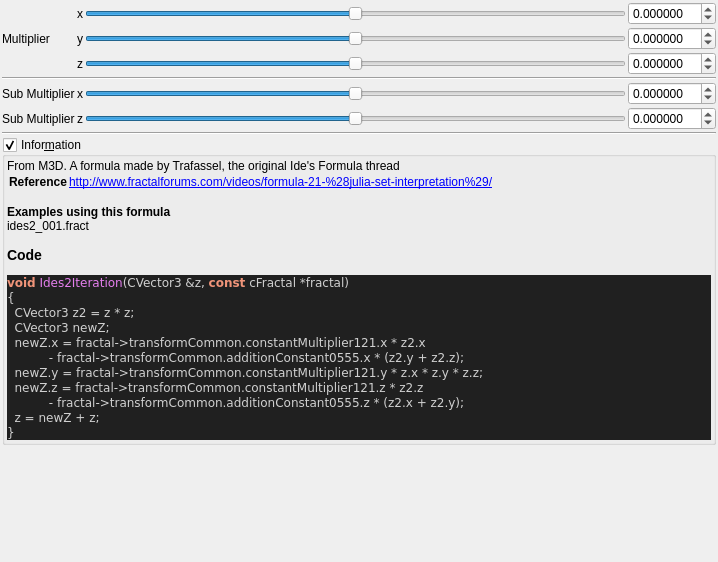
Before: the Qt Designer form mandelbulber2/qt_data/fractal_ides2.ui in buddhi1980/mandelbulber2, drawn with Qt 5.
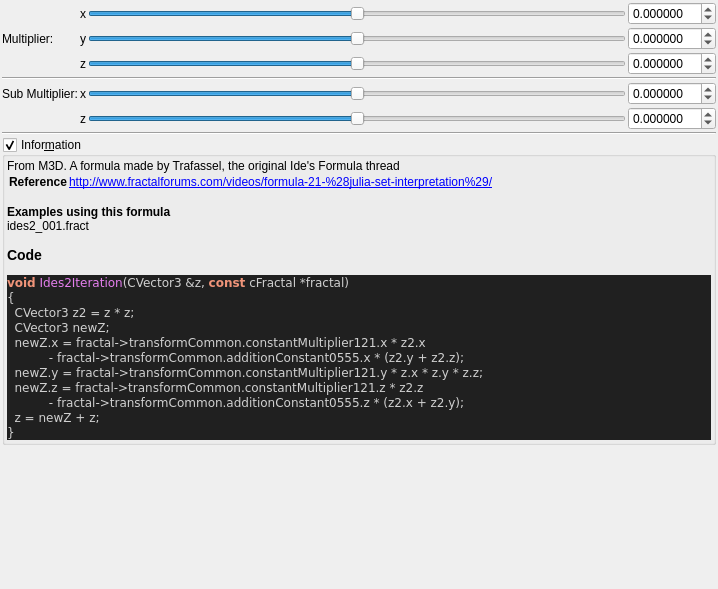
After: the same form once the commit is applied. Custom widgets are drawn as their Qt base class.

What changed in the file:
```diff
--- a/mandelbulber2/qt_data/fractal_ides2.ui
+++ b/mandelbulber2/qt_data/fractal_ides2.ui
@@ -7,7 +7,7 @@
     <x>0</x>
     <y>0</y>
     <width>718</width>
-    <height>562</height>
+    <height>589</height>
    </rect>
   </property>
   <property name="windowTitle">
@@ -44,7 +44,7 @@
      <item row="2" column="1">
       <widget class="QLabel" name="label_267">
        <property name="text">
-        <string>Multiplier</string>
+        <string>Multiplier:</string>
        </property>
       </widget>
      </item>
@@ -219,17 +219,10 @@
        </property>
       </widget>
      </item>
-     <item row="6" column="1">
-      <widget class="QLabel" name="label_147">
-       <property name="text">
-        <string>Sub Multiplier</string>
-       </property>
-      </widget>
-     </item>
      <item row="5" column="1">
       <widget class="QLabel" name="label_146">
        <property name="text">
-        <string>Sub Multiplier</string>
+        <string>Sub Multiplier:</string>
        </property>
       </widget>
      </item>
@@ -442,17 +435,17 @@
   </layout>
  </widget>
  <customwidgets>
-  <customwidget>
-   <class>MyDoubleSpinBox</class>
-   <extends>QDoubleSpinBox</extends>
-   <header>my_double_spin_box.h</header>
-  </customwidget>
   <customwidget>
    <class>MyGroupBox</class>
    <extends>QGroupBox</extends>
    <header>my_group_box.h</header>
    <container>1</container>
   </customwidget>
+  <customwidget>
+   <class>MyDoubleSpinBox</class>
+   <extends>QDoubleSpinBox</extends>
+   <header>my_double_spin_box.h</header>
+  </customwidget>
  </customwidgets>
  <resources/>
  <connections/>
```
